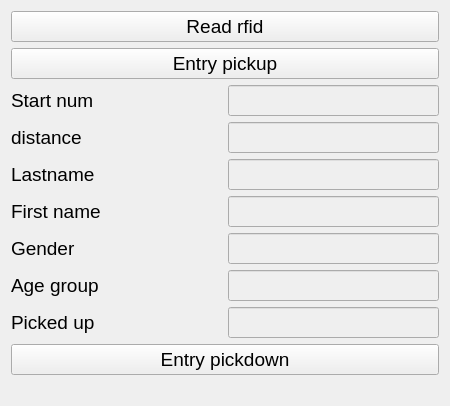
First picture: the form in src/views/entrypickup/entrypickup.ui, repository stivehu/um3, before the edit.
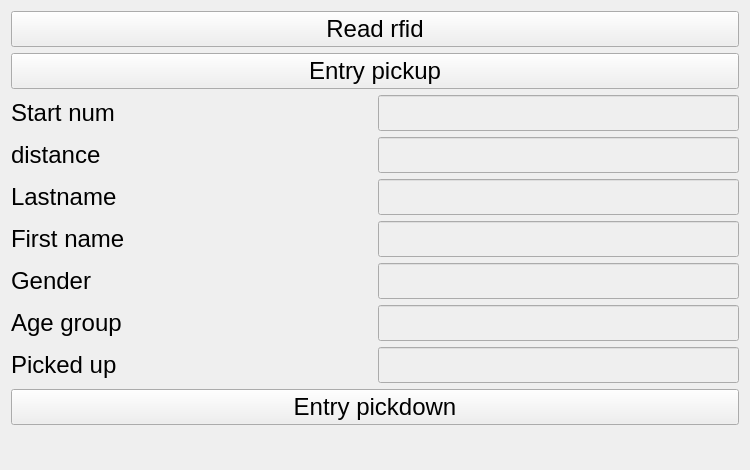
Second picture: the form after the edit.

```diff
--- a/src/views/entrypickup/entrypickup.ui
+++ b/src/views/entrypickup/entrypickup.ui
@@ -9,8 +9,8 @@
    <rect>
     <x>0</x>
     <y>0</y>
-    <width>450</width>
-    <height>400</height>
+    <width>750</width>
+    <height>450</height>
    </rect>
   </property>
   <property name="windowTitle">
@@ -30,7 +30,7 @@
      </property>
      <property name="font">
       <font>
-       <pointsize>14</pointsize>
+       <pointsize>18</pointsize>
       </font>
      </property>
      <property name="text">
@@ -48,7 +48,7 @@
      </property>
      <property name="font">
       <font>
-       <pointsize>14</pointsize>
+       <pointsize>18</pointsize>
       </font>
      </property>
      <property name="text">
@@ -74,7 +74,7 @@
        </property>
        <property name="font">
         <font>
-         <pointsize>14</pointsize>
+         <pointsize>18</pointsize>
         </font>
        </property>
        <property name="styleSheet">
@@ -95,7 +95,7 @@
        </property>
        <property name="font">
         <font>
-         <pointsize>14</pointsize>
+         <pointsize>18</pointsize>
         </font>
        </property>
        <property name="styleSheet">
@@ -113,7 +113,7 @@
        </property>
        <property name="font">
         <font>
-         <pointsize>14</pointsize>
+         <pointsize>18</pointsize>
         </font>
        </property>
        <property name="text">
@@ -134,7 +134,7 @@
        </property>
        <property name="font">
         <font>
-         <pointsize>14</pointsize>
+         <pointsize>18</pointsize>
         </font>
        </property>
        <property name="styleSheet">
@@ -152,7 +152,7 @@
        </property>
        <property name="font">
         <font>
-         <pointsize>14</pointsize>
+         <pointsize>18</pointsize>
         </font>
        </property>
        <property name="text">
@@ -170,7 +170,7 @@
        </property>
        <property name="font">
         <font>
-         <pointsize>14</pointsize>
+         <pointsize>18</pointsize>
         </font>
        </property>
        <property name="text">
@@ -191,7 +191,7 @@
        </property>
        <property name="font">
         <font>
-         <pointsize>14</pointsize>
+         <pointsize>18</pointsize>
         </font>
        </property>
        <property name="styleSheet">
@@ -209,7 +209,7 @@
        </property>
        <property name="font">
         <font>
-         <pointsize>14</pointsize>
+         <pointsize>18</pointsize>
         </font>
        </property>
        <property name="text">
@@ -230,7 +230,7 @@
        </property>
        <property name="font">
         <font>
-         <pointsize>14</pointsize>
+         <pointsize>18</pointsize>
         </font>
        </property>
        <property name="styleSheet">
@@ -251,7 +251,7 @@
        </property>
        <property name="font">
         <font>
-         <pointsize>14</pointsize>
+         <pointsize>18</pointsize>
         </font>
        </property>
        <property name="styleSheet">
@@ -269,7 +269,7 @@
        </property>
        <property name="font">
         <font>
-         <pointsize>14</pointsize>
+         <pointsize>18</pointsize>
         </font>
        </property>
        <property name="text">
@@ -287,7 +287,7 @@
        </property>
        <property name="font">
         <font>
-         <pointsize>14</pointsize>
+         <pointsize>18</pointsize>
         </font>
        </property>
        <property name="text">
@@ -305,7 +305,7 @@
        </property>
        <property name="font">
         <font>
-         <pointsize>14</pointsize>
+         <pointsize>18</pointsize>
         </font>
        </property>
        <property name="text">
@@ -326,7 +326,7 @@
        </property>
        <property name="font">
         <font>
-         <pointsize>14</pointsize>
+         <pointsize>18</pointsize>
         </font>
        </property>
        <property name="styleSheet">
@@ -346,7 +346,7 @@
      </property>
      <property name="font">
       <font>
-       <pointsize>14</pointsize>
+       <pointsize>18</pointsize>
       </font>
      </property>
      <property name="styleSheet">
@@ -365,6 +365,11 @@
        <verstretch>0</verstretch>
       </sizepolicy>
      </property>
+     <property name="font">
+      <font>
+       <pointsize>18</pointsize>
+      </font>
+     </property>
      <property name="text">
       <string/>
      </property>
```
